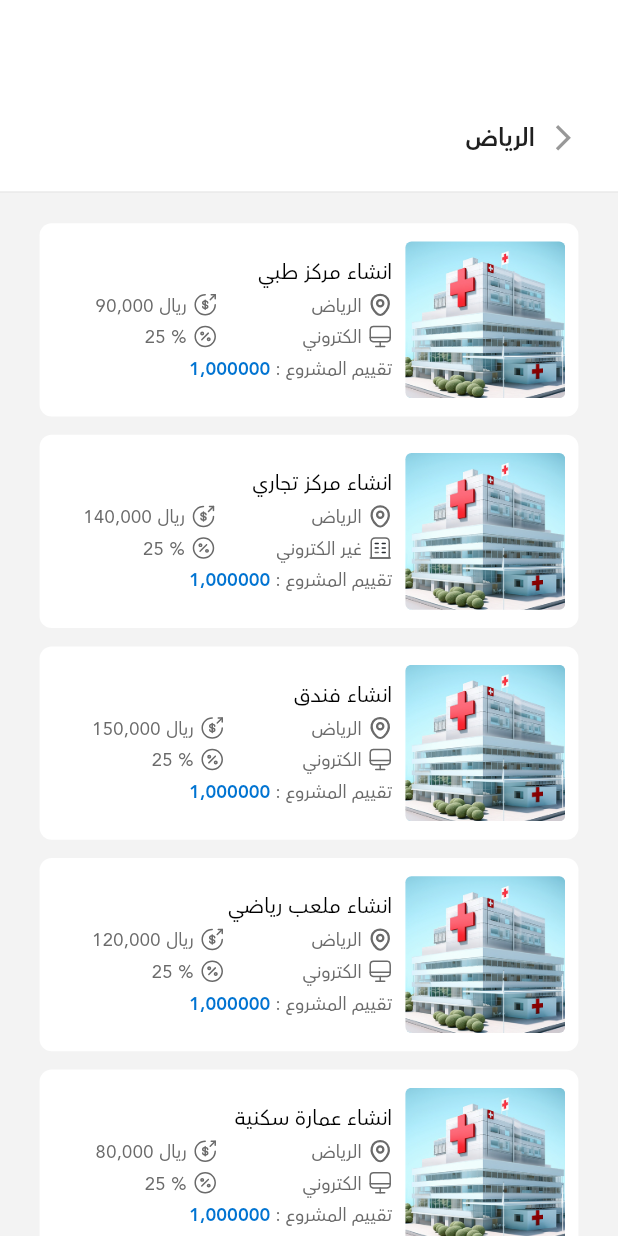
After one commit to mu7ammad-3issa/MolTaqa-Tasks, a Flutter app: the AllProjectsScreen screen opened by its route, on a phone screen of 412 x 824 dp. The commit adds this screen. Run offline on Flutter 3.47's test engine with Material 3 defaults, Android fonts, the light colour scheme and no system bars; our stand-ins replace dio, flutter_screenutil, flutter_svg, get_it, pinput.

Commit message:
Add All Project Screen UI, Enhance routing and assets management for home screen
- Added a new route for AllProjectsScreen in the Routes class.
- Updated AppRouter to include navigation to AllProjectsScreen.
- Modified ProjectsSection to navigate to AllProjectsScreen on 'See All' tap.
- Added a new color constant for gray in ColorsManager.
- Cleaned up formatting in app_assets.dart for better readability.

```diff
--- a/week-2/seed/lib/core/routing/app_router.dart
+++ b/week-2/seed/lib/core/routing/app_router.dart
@@ -3,6 +3,7 @@ import 'package:seed/core/routing/routes.dart';
 import 'package:seed/features/auth/presentation/screens/login_screen.dart';
 import 'package:seed/features/auth/presentation/screens/sign_up_screen.dart';
 import 'package:seed/features/auth/presentation/screens/verify_otp_screen.dart';
+import 'package:seed/features/home/presentation/screens/all_projects_screen.dart';
 import 'package:seed/features/home/presentation/screens/home_screen.dart';
 import 'package:seed/features/main/presentation/main_screen.dart';
 
@@ -37,6 +38,11 @@ class AppRouter {
           builder: (_) => const MainScreen(),
           settings: settings,
         );
+      case Routes.allProjectsScreen:
+        return MaterialPageRoute(
+          builder: (_) => const AllProjectsScreen(),
+          settings: settings,
+        );
       default:
         return null;
     }
--- a/week-2/seed/lib/core/routing/routes.dart
+++ b/week-2/seed/lib/core/routing/routes.dart
@@ -4,4 +4,5 @@ class Routes {
   static const String verifyOtpScreen = '/verifyOtpScreen';
   static const String homeScreen = '/homeScreen';
   static const String mainScreen = '/mainScreen';
+  static const String allProjectsScreen = '/allProjectsScreen';
 }
--- a/week-2/seed/lib/core/theming/colors_manager.dart
+++ b/week-2/seed/lib/core/theming/colors_manager.dart
@@ -10,4 +10,5 @@ class ColorsManager {
   static const Color moreLightGray = Color(0xFFF5F5F5);
   static const Color lightGray = Color(0xFFF3F3F3);
   static const Color lightBlue = Color(0xFFECF0FE);
+  static const Color gray = Color(0xFF989898);
 }
--- /dev/null
+++ b/week-2/seed/lib/features/home/presentation/screens/all_projects_screen.dart
@@ -0,0 +1,101 @@
+import 'package:flutter/material.dart';
+import 'package:flutter_screenutil/flutter_screenutil.dart';
+import 'package:seed/core/constants/app_assets.dart';
+import 'package:seed/core/helpers/base_extensions/context/padding.dart';
+import 'package:seed/core/helpers/helper_methods/spacing.dart';
+import 'package:seed/core/theming/colors_manager.dart';
+import 'package:seed/features/home/presentation/widgets/all_projects_screen_header.dart';
+import 'package:seed/features/home/presentation/widgets/project_card.dart';
+
+class AllProjectsScreen extends StatelessWidget {
+  final String selectedCity = 'الرياض';
+  const AllProjectsScreen({super.key});
+
+  // Sample projects data
+  static const List<Map<String, dynamic>> projects = [
+    {
+      'title': 'انشاء مركز طبي',
+      'location': 'الرياض',
+      'type': 'الكتروني',
+      'amount': '90,000 ريال',
+      'percentage': '25 %',
+      'evaluation': '1,000000',
+      'imageUrl': Assets.imagesProjectCard,
+      'isElectronic': true,
+    },
+    {
+      'title': 'انشاء مركز تجاري',
+      'location': 'الرياض',
+      'type': 'غير الكتروني',
+      'amount': '140,000 ريال',
+      'percentage': '25 %',
+      'evaluation': '1,000000',
+      'imageUrl': Assets.imagesProjectCard,
+      'isElectronic': false,
+    },
+    {
+      'title': 'انشاء فندق',
+      'location': 'الرياض',
+      'type': 'الكتروني',
+      'amount': '150,000 ريال',
+      'percentage': '25 %',
+      'evaluation': '1,000000',
+      'imageUrl': Assets.imagesProjectCard,
+      'isElectronic': true,
+    },
+    {
+      'title': 'انشاء ملعب رياضي',
+      'location': 'الرياض',
+      'type': 'الكتروني',
+      'amount': '120,000 ريال',
+      'percentage': '25 %',
+      'evaluation': '1,000000',
+      'imageUrl': Assets.imagesProjectCard,
+      'isElectronic': true,
+    },
+    {
+      'title': 'انشاء عمارة سكنية',
+      'location': 'الرياض',
+      'type': 'الكتروني',
+      'amount': '80,000 ريال',
+      'percentage': '25 %',
+      'evaluation': '1,000000',
+      'imageUrl': Assets.imagesProjectCard,
+      'isElectronic': true,
+    },
+  ];
+
+  @override
+  Widget build(BuildContext context) {
+    return Scaffold(
+      backgroundColor: ColorsManager.lightGray,
+      body: Column(
+        children: [
+          // Custom Header
+          AllProjectsScreenHeader(selectedCity: selectedCity),
+          // Projects List
+          Expanded(
+            child: ListView.separated(
+              padding: context.symmetric(horizontal: 24.w, vertical: 20.h),
+              itemCount: projects.length,
+              separatorBuilder: (context, index) => verticalSpace(12),
+              itemBuilder: (context, index) {
+                final project = projects[index];
+                return ProjectCard(
+                  title: project['title'],
+                  location: project['location'],
+                  type: project['type'],
+                  amount: project['amount'],
+                  percentage: project['percentage'],
+                  evaluation: project['evaluation'],
+                  imageUrl: project['imageUrl'],
+                  isElectronic: project['isElectronic'],
+                );
+              },
+            ),
+          ),
+        ],
+      ),
+    );
+  }
+}
--- /dev/null
+++ b/week-2/seed/lib/features/home/presentation/widgets/all_projects_screen_header.dart
@@ -0,0 +1,48 @@
+import 'package:flutter/material.dart';
+import 'package:flutter_screenutil/flutter_screenutil.dart';
+import 'package:seed/core/helpers/base_extensions/context/navigation.dart';
+import 'package:seed/core/helpers/base_extensions/context/padding.dart';
+import 'package:seed/core/helpers/helper_methods/spacing.dart';
+import 'package:seed/core/theming/app_styles.dart';
+import 'package:seed/core/theming/colors_manager.dart';
+
+class AllProjectsScreenHeader extends StatelessWidget {
+  final String selectedCity;
+  const AllProjectsScreenHeader({super.key, required this.selectedCity});
+
+  @override
+  Widget build(BuildContext context) {
+    return Container(
+      padding: context.symmetric(horizontal: 24.w),
+      decoration: BoxDecoration(
+        color: ColorsManager.white,
+        border: Border(
+          bottom: BorderSide(color: ColorsManager.lighterGray, width: 1),
+        ),
+      ),
+      child: Column(
+        children: [
+          verticalSpace(79),
+          Row(
+            mainAxisAlignment: MainAxisAlignment.end,
+            children: [
+              Text(selectedCity, style: AppStyles.font16TextPrimaryHeavy),
+              horizontalSpace(8),
+              GestureDetector(
+                onTap: () {
+                  context.pop();
+                },
+                child: Icon(
+                  Icons.arrow_forward_ios,
+                  color: ColorsManager.gray,
+                  size: 20.sp,
+                ),
+              ),
+            ],
+          ),
+          verticalSpace(24),
+        ],
+      ),
+    );
+  }
+}
--- a/week-2/seed/lib/features/home/presentation/widgets/projects_section.dart
+++ b/week-2/seed/lib/features/home/presentation/widgets/projects_section.dart
@@ -1,7 +1,9 @@
 import 'package:flutter/material.dart';
 import 'package:flutter_screenutil/flutter_screenutil.dart';
 import 'package:seed/core/constants/app_assets.dart';
+import 'package:seed/core/helpers/base_extensions/context/navigation.dart';
 import 'package:seed/core/helpers/helper_methods/spacing.dart';
+import 'package:seed/core/routing/routes.dart';
 import 'package:seed/features/home/presentation/widgets/project_card.dart';
 import 'package:seed/features/home/presentation/widgets/section_header.dart';
 
@@ -16,7 +18,7 @@ class ProjectsSection extends StatelessWidget {
         SectionHeader(
           title: 'المشاريع',
           onSeeAllTap: () {
-            // Handle see all logic
+            context.pushNamed(Routes.allProjectsScreen);
           },
         ),
         verticalSpace(16.h),
```
Also changed, not shown: week-2/seed/lib/core/constants/app_assets.dart (+6 -3 lines).
